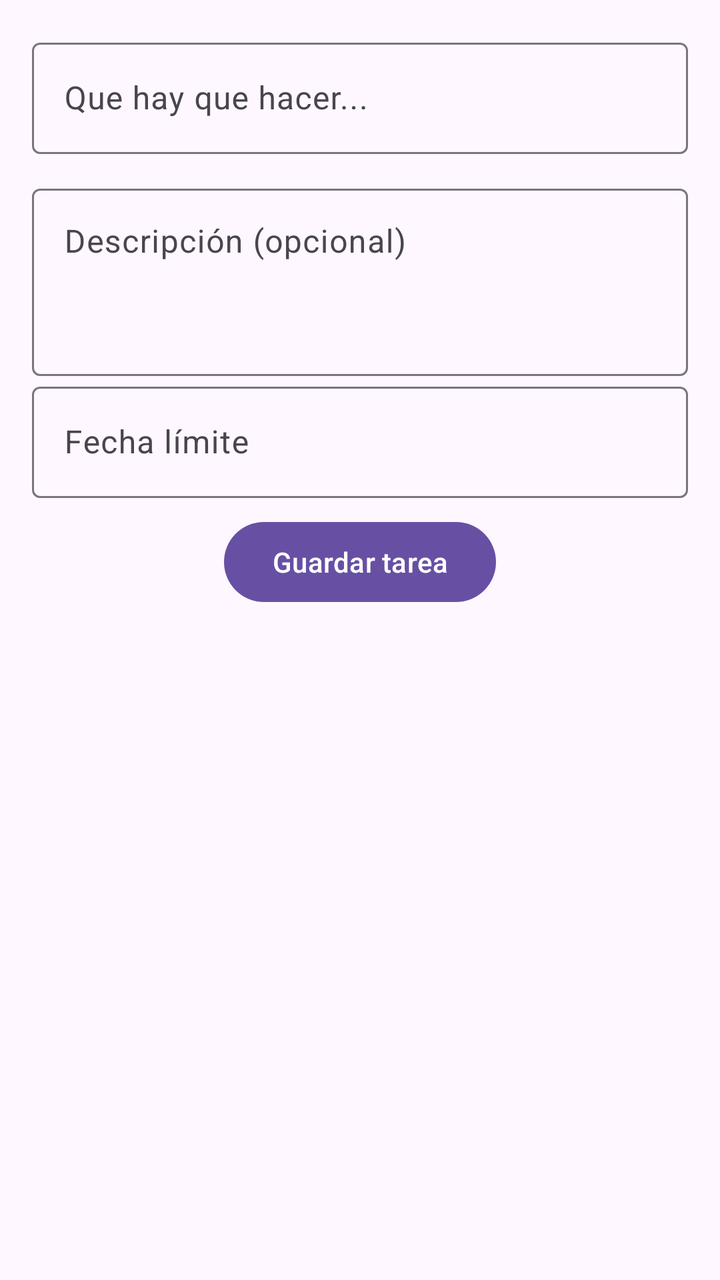
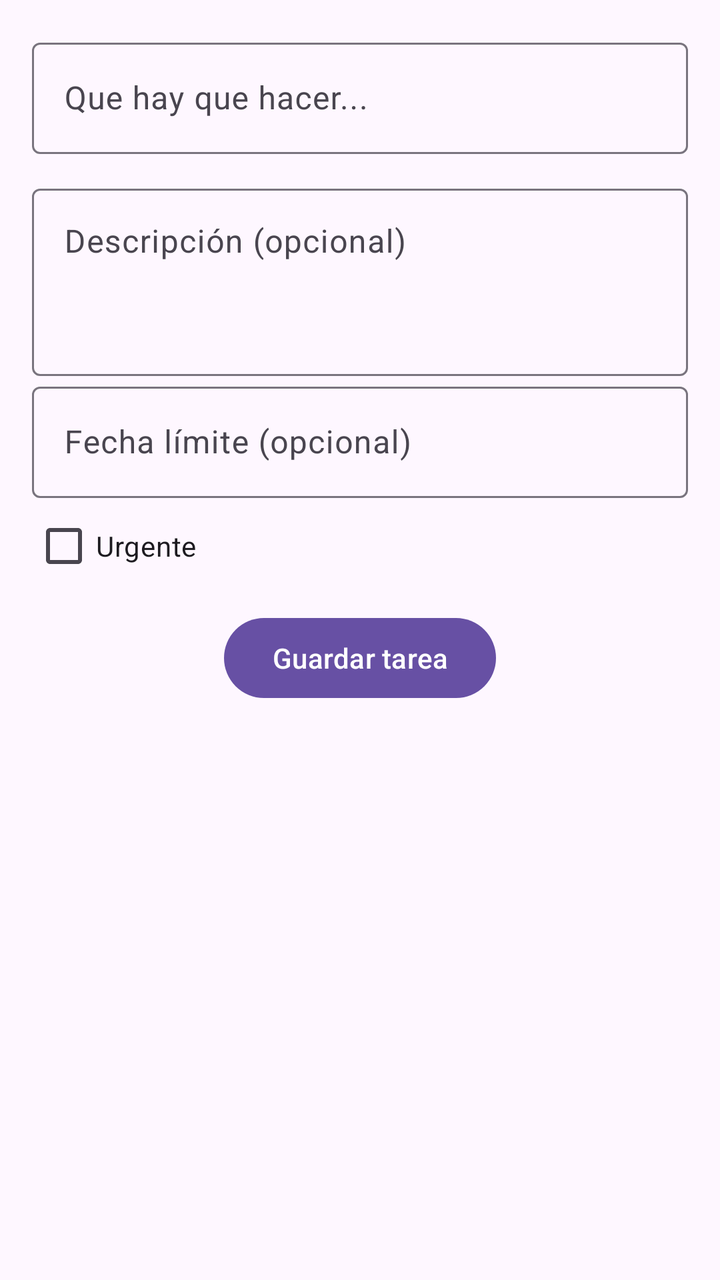

An Android layout rendered at two revisions. The XML below is the earlier revision; the diff shows what the commit changed to produce the second picture.
<!-- AndroidManifest.xml: application theme Theme.TaskList -->
<!-- res/layout/activity_task_detail.xml -->
<?xml version="1.0" encoding="utf-8"?>
<androidx.constraintlayout.widget.ConstraintLayout xmlns:android="http://schemas.android.com/apk/res/android"
    xmlns:app="http://schemas.android.com/apk/res-auto"
    xmlns:tools="http://schemas.android.com/tools"
    android:id="@+id/main"
    android:layout_width="match_parent"
    android:layout_height="match_parent"
    tools:context=".activities.TaskDetailActivity">

    <LinearLayout
        android:layout_width="match_parent"
        android:layout_height="match_parent"
        android:orientation="vertical"
        android:padding="16dp">

    <com.google.android.material.textfield.TextInputLayout
        android:id="@+id/titleTextField"
        android:layout_width="match_parent"
        android:layout_height="wrap_content"
        android:hint="Que hay que hacer...">

        <com.google.android.material.textfield.TextInputEditText
            android:layout_width="match_parent"
            android:layout_height="wrap_content"
            />
    </com.google.android.material.textfield.TextInputLayout>
        <Space
            android:layout_width="match_parent"
            android:layout_height="12dp"/>

        <com.google.android.material.textfield.TextInputLayout
            android:id="@+id/descriptionTextField"
            android:layout_width="match_parent"
            android:layout_height="wrap_content"
            android:hint="Descripción (opcional)">

            <com.google.android.material.textfield.TextInputEditText
                android:layout_width="match_parent"
                android:layout_height="wrap_content"
                android:maxLines="5"
                android:lines="3"
                android:gravity="top|start"
                android:inputType="textMultiLine|textCapSentences"/>

        </com.google.android.material.textfield.TextInputLayout>
        <com.google.android.material.textfield.TextInputLayout
            android:id="@+id/dateTextField"
            android:layout_width="match_parent"
            android:layout_height="wrap_content"
            android:hint="Fecha límite">

            <com.google.android.material.textfield.TextInputEditText
                android:layout_width="match_parent"
                android:layout_height="wrap_content"
                android:clickable="true"
                android:inputType="none"/>

        </com.google.android.material.textfield.TextInputLayout>

        <Button
            android:id="@+id/saveButton"
            android:layout_width="wrap_content"
            android:layout_height="wrap_content"
            android:text="Guardar tarea"
            android:layout_gravity="center_horizontal"
            android:layout_marginTop="8dp"/>

    </LinearLayout>

</androidx.constraintlayout.widget.ConstraintLayout>
<!-- resources referenced by this layout -->
<resources>
  <style name="Theme.TaskList" parent="Base.Theme.TaskList" />
  <style name="Base.Theme.TaskList" parent="Theme.Material3.DayNight">
          
          
      </style>
</resources>

<!-- the commit's change to res/layout/activity_task_detail.xml (unified diff, before → after) -->
@@ -47,7 +47,7 @@
             android:id="@+id/dateTextField"
             android:layout_width="match_parent"
             android:layout_height="wrap_content"
-            android:hint="Fecha límite">
+            android:hint="Fecha límite (opcional)">
 
             <com.google.android.material.textfield.TextInputEditText
                 android:layout_width="match_parent"
@@ -56,7 +56,11 @@
                 android:inputType="none"/>
 
         </com.google.android.material.textfield.TextInputLayout>
-
+        <CheckBox
+            android:id="@+id/priorityCheckBox"
+            android:layout_width="match_parent"
+            android:layout_height="wrap_content"
+            android:text="Urgente"/>
         <Button
             android:id="@+id/saveButton"
             android:layout_width="wrap_content"
